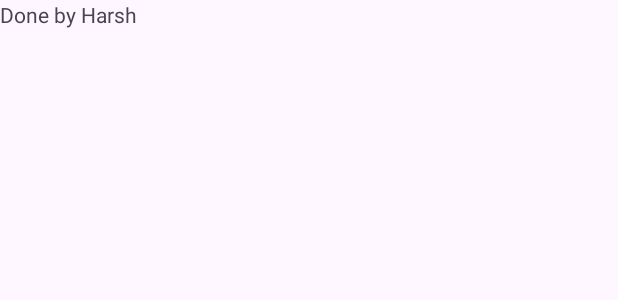
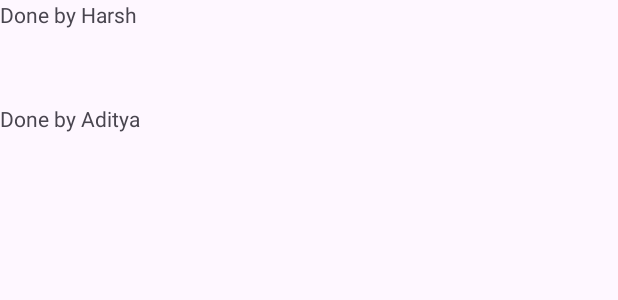
Before and after one commit to adityavshisht/Festora, an Android app: the layout activity_main.xml on its own in the app's theme, with its tools: preview values and no code run, on a phone screen of 412 x 824 dp. Shown: the top 300 px of the screen. Run offline under Robolectric (Android 15) with nearby library versions, the phone set to English and light mode, and no system bars.

Commit message:
test by aditya

```diff
--- a/app/src/main/res/layout/activity_main.xml
+++ b/app/src/main/res/layout/activity_main.xml
@@ -19,4 +19,15 @@
         app:layout_constraintTop_toTopOf="parent"
         app:layout_constraintVertical_bias="0.203" />
 
+    <TextView
+        android:layout_width="wrap_content"
+        android:layout_height="wrap_content"
+        android:text="Done by Aditya"
+        app:layout_constraintBottom_toBottomOf="parent"
+        app:layout_constraintEnd_toEndOf="parent"
+        app:layout_constraintHorizontal_bias="0.266"
+        app:layout_constraintStart_toStartOf="parent"
+        app:layout_constraintTop_toTopOf="parent"
+        app:layout_constraintVertical_bias="0.203"
+        android:layout_marginTop="50dp"/>
 </LinearLayout>
```
